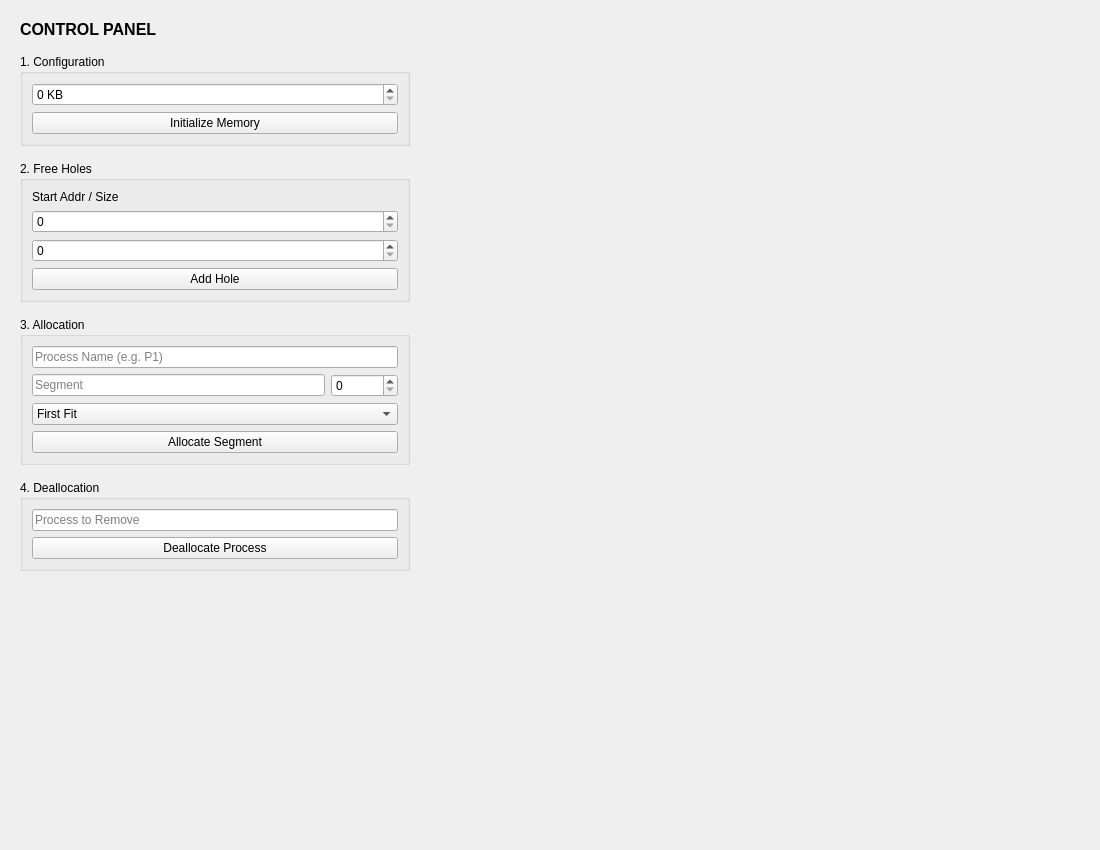
This is OS_MemoryAllocation/mainwindow.ui in MoEmad05/OS_Memory as Qt 5 draws it before an edit. The edited form follows.
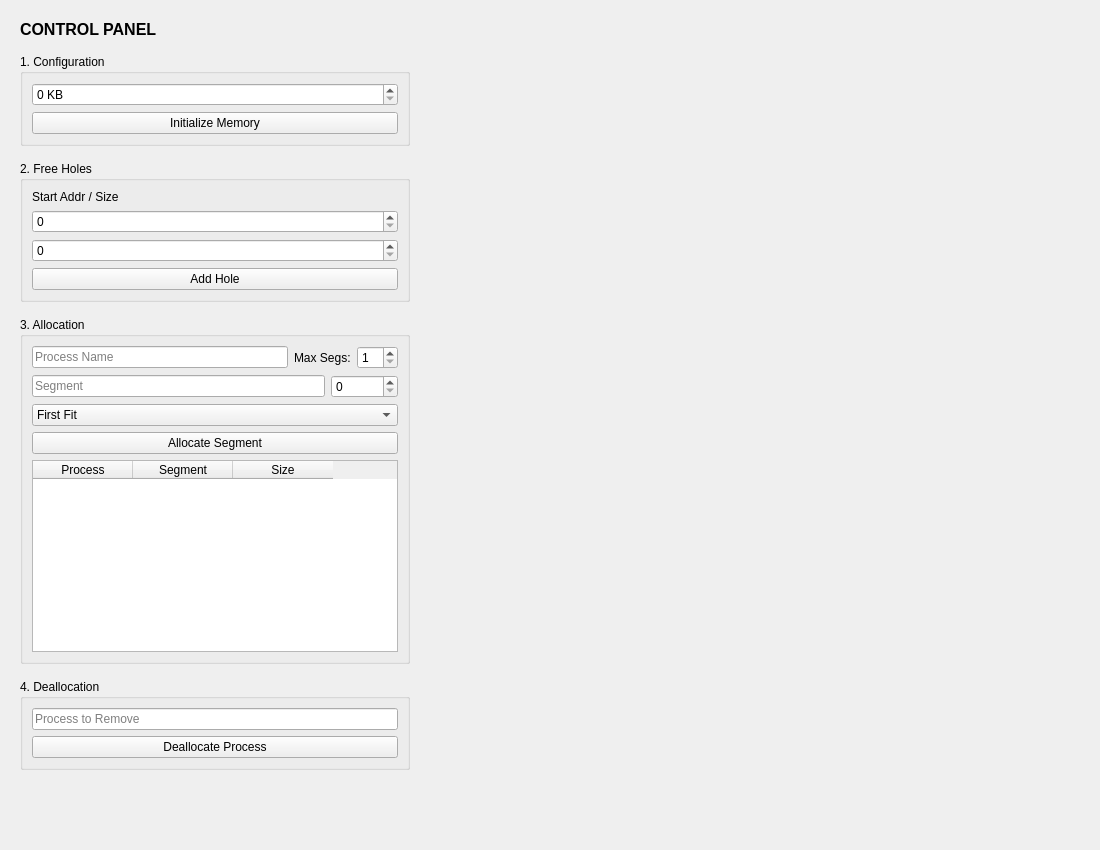
This is the edited form. Custom widgets are drawn as their Qt base class.

```diff
--- a/OS_MemoryAllocation/mainwindow.ui
+++ b/OS_MemoryAllocation/mainwindow.ui
@@ -118,11 +118,29 @@
         </property>
         <layout class="QVBoxLayout">
          <item>
-          <widget class="QLineEdit" name="inputProcName">
-           <property name="placeholderText">
-            <string>Process Name (e.g. P1)</string>
-           </property>
-          </widget>
+          <layout class="QHBoxLayout">
+           <item>
+            <widget class="QLineEdit" name="inputProcName">
+             <property name="placeholderText">
+              <string>Process Name</string>
+             </property>
+            </widget>
+           </item>
+           <item>
+            <widget class="QLabel" name="lblNumSegs">
+             <property name="text">
+              <string>Max Segs:</string>
+             </property>
+            </widget>
+           </item>
+           <item>
+            <widget class="QSpinBox" name="inputMaxSegments">
+             <property name="minimum">
+              <number>1</number>
+             </property>
+            </widget>
+           </item>
+          </layout>
          </item>
          <item>
           <layout class="QHBoxLayout">
@@ -163,6 +181,31 @@
            </property>
           </widget>
          </item>
+         <item>
+          <widget class="QTableWidget" name="tableSegments">
+           <property name="editTriggers">
+            <set>QAbstractItemView::NoEditTriggers</set>
+           </property>
+           <property name="columnCount">
+            <number>3</number>
+           </property>
+           <column>
+            <property name="text">
+             <string>Process</string>
+            </property>
+           </column>
+           <column>
+            <property name="text">
+             <string>Segment</string>
+            </property>
+           </column>
+           <column>
+            <property name="text">
+             <string>Size</string>
+            </property>
+           </column>
+          </widget>
+         </item>
         </layout>
        </widget>
       </item>
```
